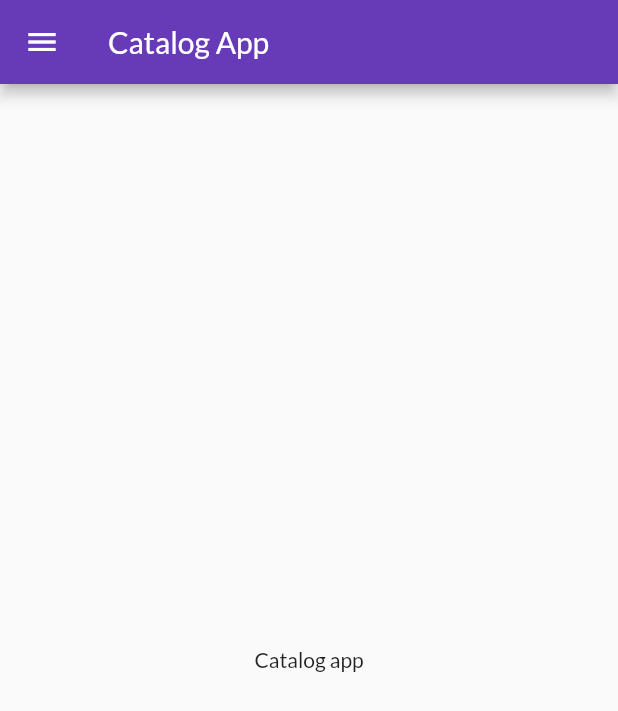
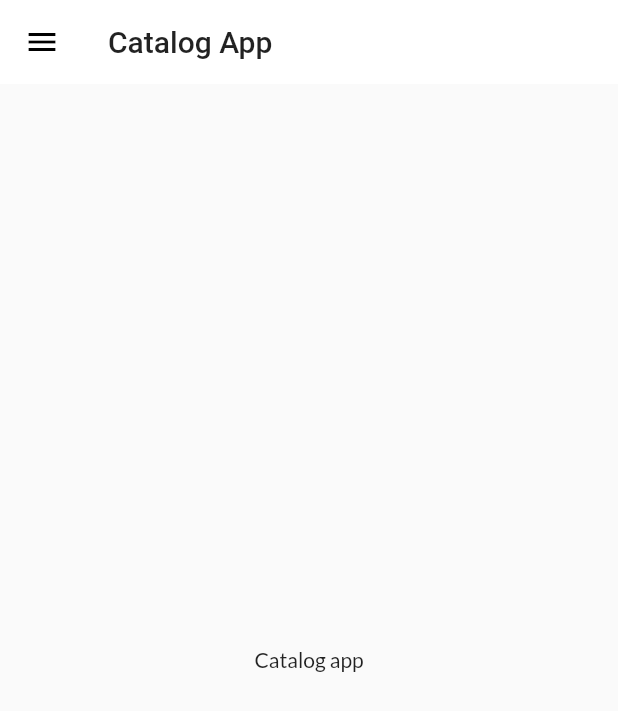
Before and after one commit to SoulPlayer23/CatalogApp, a Flutter app: the screen it shows after launch, on a phone screen of 412 x 824 dp. Shown: the top 711 px of the screen. Run offline on Flutter 3.47's test engine with Material 2 defaults, Android fonts, the phone set to English and light mode, and no system bars; our stand-ins replace google_fonts.

Commit message:
Themes Extracted

```diff
--- a/lib/main.dart
+++ b/lib/main.dart
@@ -1,8 +1,8 @@
 import 'package:catalog_app/screens/home.dart';
 import 'package:catalog_app/screens/login_page.dart';
 import 'package:catalog_app/utils/routes.dart';
+import 'package:catalog_app/widgets/themes.dart';
 import 'package:flutter/material.dart';
-import 'package:google_fonts/google_fonts.dart';
 
 void main() {
   runApp(MyApp());
@@ -13,14 +13,9 @@ class MyApp extends StatelessWidget {
   Widget build(BuildContext context) {
     return MaterialApp(
       debugShowCheckedModeBanner: false,
-      theme: ThemeData(
-        primarySwatch: Colors.deepPurple,
-        fontFamily: GoogleFonts.lato().fontFamily,
-      ),
       themeMode: ThemeMode.light,
-      darkTheme: ThemeData(
-        brightness: Brightness.dark,
-      ),
+      theme: MyTheme.lightTheme(context),
+      darkTheme: MyTheme.darkTheme(context),
       initialRoute: MyRoutes.homeRoute,
       routes: {
         "/": (context) => LoginPage(),
--- a/lib/screens/home.dart
+++ b/lib/screens/home.dart
@@ -8,7 +8,9 @@ class HomePage extends StatelessWidget {
   Widget build(BuildContext context) {
     return Scaffold(
         appBar: AppBar(
-          title: Text("Catalog App"),
+          title: Text(
+            "Catalog App",
+          ),
         ),
         drawer: MyDrawer(),
         body: Material(
--- /dev/null
+++ b/lib/widgets/themes.dart
@@ -0,0 +1,16 @@
+import 'package:flutter/material.dart';
+import 'package:google_fonts/google_fonts.dart';
+
+class MyTheme {
+  static ThemeData lightTheme(BuildContext context) => ThemeData(
+      primarySwatch: Colors.deepPurple,
+      fontFamily: GoogleFonts.lato().fontFamily,
+      appBarTheme: AppBarTheme(
+          color: Colors.white,
+          elevation: 0.0,
+          iconTheme: IconThemeData(color: Colors.black),
+          textTheme: Theme.of(context).textTheme));
+
+  static ThemeData darkTheme(BuildContext context) =>
+      ThemeData(brightness: Brightness.dark);
+}
```
